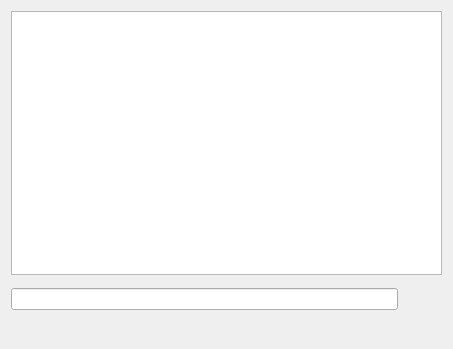
Above: chatdialog.ui from shaan7/Kapotah before the change. Below: the same form after it.
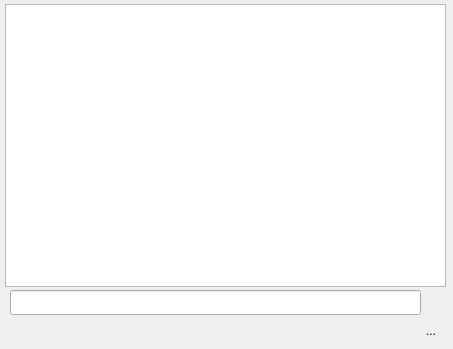
That is the form after the change. Icons and pictures are not drawn.

Commit message: allocated place for emote icons. Tried implementing Qt animation, but is commented for now

```diff
--- a/chatdialog.ui
+++ b/chatdialog.ui
@@ -13,19 +13,67 @@
   <property name="windowTitle">
    <string>Dialog</string>
   </property>
-  <layout class="QGridLayout" name="gridLayout">
-   <item row="0" column="0" colspan="2">
     <widget class="QTextBrowser" name="chatEdit">
+   <property name="geometry">
+    <rect>
+     <x>5</x>
+     <y>4</y>
+     <width>441</width>
+     <height>283</height>
+    </rect>
+   </property>
      <property name="focusPolicy">
       <enum>Qt::ClickFocus</enum>
      </property>
     </widget>
-   </item>
-   <item row="1" column="0">
-    <widget class="QLineEdit" name="messageEdit"/>
-   </item>
-   <item row="1" column="1">
+  <widget class="QToolButton" name="emoteToolButton">
+   <property name="geometry">
+    <rect>
+     <x>420</x>
+     <y>320</y>
+     <width>22</width>
+     <height>22</height>
+    </rect>
+   </property>
+   <property name="text">
+    <string>...</string>
+   </property>
+   <property name="icon">
+    <iconset resource="systray.qrc">
+     <normaloff>:/images/face-smile-grin.png</normaloff>:/images/face-smile-grin.png</iconset>
+   </property>
+   <property name="iconSize">
+    <size>
+     <width>14</width>
+     <height>14</height>
+    </size>
+   </property>
+   <property name="autoRaise">
+    <bool>true</bool>
+   </property>
+  </widget>
+  <widget class="QLabel" name="buddyStatusLabel">
+   <property name="geometry">
+    <rect>
+     <x>10</x>
+     <y>320</y>
+     <width>401</width>
+     <height>16</height>
+    </rect>
+   </property>
+   <property name="text">
+    <string/>
+   </property>
+  </widget>
     <widget class="QToolButton" name="sendToolButton">
+   <property name="geometry">
+    <rect>
+     <x>420</x>
+     <y>290</y>
+     <width>24</width>
+     <height>24</height>
+    </rect>
+   </property>
      <property name="text">
       <string/>
      </property>
@@ -35,23 +83,30 @@
      </property>
      <property name="iconSize">
       <size>
-       <width>30</width>
-       <height>30</height>
+     <width>16</width>
+     <height>16</height>
       </size>
      </property>
      <property name="autoRaise">
       <bool>true</bool>
      </property>
     </widget>
-   </item>
-   <item row="2" column="0" colspan="2">
-    <widget class="QLabel" name="buddyStatusLabel">
-     <property name="text">
-      <string/>
-     </property>
-    </widget>
-   </item>
-  </layout>
+  <widget class="QLineEdit" name="messageEdit">
+   <property name="geometry">
+    <rect>
+     <x>10</x>
+     <y>290</y>
+     <width>411</width>
+     <height>25</height>
+    </rect>
+   </property>
+   <property name="sizePolicy">
+    <sizepolicy hsizetype="Fixed" vsizetype="Expanding">
+     <horstretch>0</horstretch>
+     <verstretch>0</verstretch>
+    </sizepolicy>
+   </property>
+  </widget>
  </widget>
  <resources>
   <include location="systray.qrc"/>
```
Lines whose indentation alone changed are shown as unchanged. The commit also changes 63 other files.
